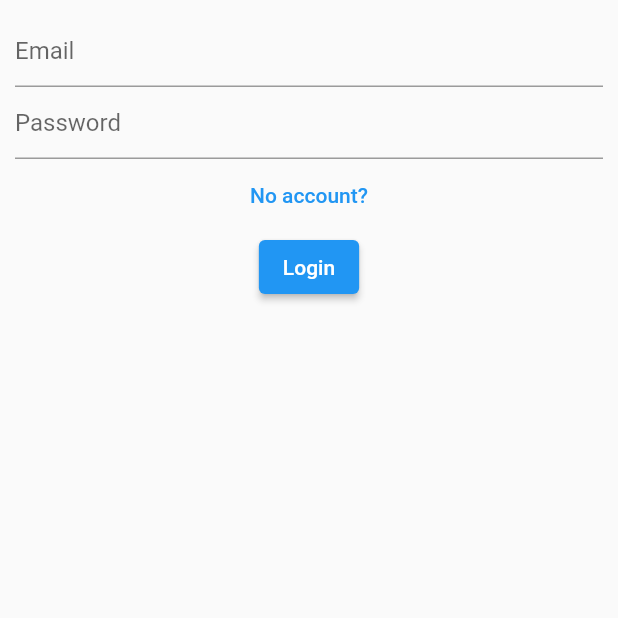
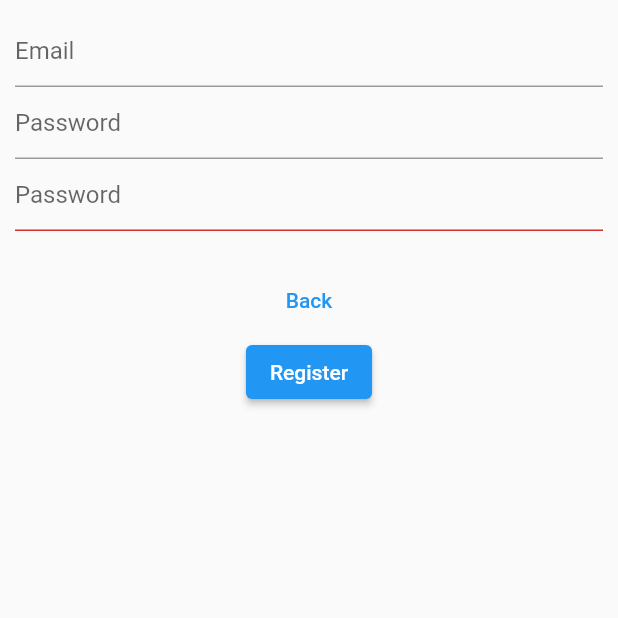
Before and after one commit to Wstld/stable_helper, a Flutter app: the screen it shows after launch, after a tap on "No account?", on a phone screen of 412 x 824 dp, the top half of it. Run offline on Flutter 3.47's test engine with Material 2 defaults, Android fonts, the phone set to English and light mode, and no system bars; our stand-ins replace firebase_auth, firebase_core, get; accounts and stored records are empty.

Commit message:
Register added with checks.

```diff
--- /dev/null
+++ b/lib/core/constants/enums.dart
@@ -0,0 +1 @@
+enum LoginFormType { register, login }
--- a/lib/core/constants/string_const.dart
+++ b/lib/core/constants/string_const.dart
@@ -2,5 +2,7 @@ const String emailErrorMsg = 'Not a valid email';
 const String passwordErrorMsg = 'Not a valid password';
 const String loginBtnTxt = 'Login';
 const String registerBtnTxt = 'No account?';
+const String registerSubmitBtnTxt = 'Register';
 const String passwordHint = 'Password';
 const String emailHint = 'Email';
+const String backBtnTxt = 'Back';
--- a/lib/presentation/controller/auth_controller.dart
+++ b/lib/presentation/controller/auth_controller.dart
@@ -33,4 +33,13 @@ class AuthController extends GetxController {
     _authRepo.firebaseSignout();
     Get.toNamed(Pages.login.routeName);
   }
+
+  Future<void> createUser(String email, String password) async {
+    try {
+      await _authRepo.firebaseCreateUser(email, password);
+      Get.toNamed(Pages.home.routeName);
+    } catch (e) {
+      Get.snackbar(e.toString(), '');
+    }
+  }
 }
--- a/lib/presentation/controller/login_controller.dart
+++ b/lib/presentation/controller/login_controller.dart
@@ -1,5 +1,6 @@
 import 'package:flutter/material.dart';
 import 'package:get/get.dart';
+import 'package:stable_helper/core/constants/enums.dart';
 import 'package:stable_helper/core/constants/string_const.dart';
 import 'package:stable_helper/presentation/controller/controllers.dart';
 
@@ -11,22 +12,32 @@ class LoginController extends GetxController {
       TextEditingController();
   final TextEditingController passwordInputTextController =
       TextEditingController();
+  final TextEditingController passwordSecondInputTextController =
+      TextEditingController();
 
   RxString emaiInput = ''.obs;
   RxnString emailErrorTxt = RxnString();
 
   RxString passwordInput = ''.obs;
+  RxString passwordSecondInput = ''.obs;
+  RxString passwordErrorTxt = ''.obs;
+
+  final Rx<LoginFormType> formType = LoginFormType.login.obs;
 
   @override
   void onInit() {
     debounce(emaiInput, validateEmail, time: const Duration(milliseconds: 500));
+    debounce(passwordInput, validatePassword,
+        time: const Duration(milliseconds: 500));
+    debounce(passwordSecondInput, validatePasswordEqual,
+        time: const Duration(milliseconds: 500));
     super.onInit();
   }
 
   bool validateEmail(String input) {
     final RegExp regExp = RegExp(
         r"^[a-zA-Z0-9.a-zA-Z0-9.!#$%&'*+-/=?^_`{|}~]+@[a-zA-Z0-9]+\.[a-zA-Z]+");
-    if (!regExp.hasMatch(input)) {
+    if (!regExp.hasMatch(emaiInput.value)) {
       emailErrorTxt.value = emailErrorMsg;
       return false;
     } else {
@@ -35,7 +46,36 @@ class LoginController extends GetxController {
     }
   }
 
-  void submit() async {
+  bool validatePassword(String input) {
+    if (formType.value == LoginFormType.register) {
+      final RegExp hasDigit = RegExp(r"[0-9]+.*[!,?]");
+      if (!hasDigit.hasMatch(passwordInput.value)) {
+        passwordErrorTxt.value = 'Must contain a digit and a special character';
+        return false;
+      }
+      if (passwordInput.value.length < 8) {
+        passwordErrorTxt.value = 'Password must be more than 8 characters';
+        return false;
+      } else {
+        passwordErrorTxt.value = '';
+        return true;
+      }
+    } else {
+      return true;
+    }
+  }
+
+  bool validatePasswordEqual(String input) {
+    if (passwordInput.value == passwordSecondInput.value) {
+      passwordErrorTxt.value = '';
+      return true;
+    } else {
+      passwordErrorTxt.value = 'Passwords do not match';
+      return false;
+    }
+  }
+
+  void login() async {
     if (!validateEmail(emaiInput.value)) {
       Get.snackbar(emailErrorMsg, '',
           snackPosition: SnackPosition.TOP, snackStyle: SnackStyle.FLOATING);
@@ -47,4 +87,12 @@ class LoginController extends GetxController {
       _authController.login(emaiInput.value, passwordInput.value);
     }
   }
+
+  void register() async {
+    if (validateEmail(emaiInput.value) &&
+        validatePassword(passwordInput.value) &&
+        validatePasswordEqual(passwordInput.value)) {
+      _authController.createUser(emaiInput.value, passwordInput.value);
+    }
+  }
 }
--- a/lib/presentation/ui/pages/login_page.dart
+++ b/lib/presentation/ui/pages/login_page.dart
@@ -1,7 +1,6 @@
-import 'dart:developer';
-
 import 'package:flutter/material.dart';
 import 'package:get/get.dart';
+import 'package:stable_helper/core/constants/enums.dart';
 import 'package:stable_helper/core/constants/string_const.dart';
 import 'package:stable_helper/core/theme/ui_helper.dart';
 import 'package:stable_helper/presentation/controller/controllers.dart';
@@ -12,10 +11,9 @@ class LoginPage extends GetView<AuthController> {
 
   @override
   Widget build(BuildContext context) {
-    final width = MediaQuery.of(context).size.width;
     return SafeArea(
       child: Scaffold(
-        body: GetBuilder<LoginController>(
+        body: GetX<LoginController>(
           init: LoginController(Get.find<AuthController>()),
           builder: (_ctrl) {
             return Container(
@@ -23,8 +21,7 @@ class LoginPage extends GetView<AuthController> {
               child: Form(
                 child: Column(
                   children: [
-                    Obx(
-                      () => TextFormField(
+                    TextFormField(
                       onChanged: (value) => _ctrl.emaiInput.value = value,
                       controller: _ctrl.emailInputTextController,
                       keyboardType: TextInputType.text,
@@ -32,7 +29,6 @@ class LoginPage extends GetView<AuthController> {
                           errorText: _ctrl.emailErrorTxt.value,
                           hintText: emailHint),
                       maxLines: 1,
-                      ),
                     ),
                     TextFormField(
                       decoration: const InputDecoration(hintText: passwordHint),
@@ -42,12 +38,37 @@ class LoginPage extends GetView<AuthController> {
                       maxLines: 1,
                       obscureText: true,
                     ),
+                    if (_ctrl.formType.value == LoginFormType.register)
+                      TextFormField(
+                        decoration: InputDecoration(
+                            hintText: passwordHint,
+                            errorText: _ctrl.passwordErrorTxt.value),
+                        onChanged: (value) =>
+                            _ctrl.passwordSecondInput.value = value,
+                        controller: _ctrl.passwordSecondInputTextController,
+                        keyboardType: TextInputType.text,
+                        maxLines: 1,
+                        obscureText: true,
+                      ),
                     TextButton(
-                        onPressed: () => {log('tap tap')},
-                        child: const Text(registerBtnTxt)),
+                        onPressed: _ctrl.formType.value == LoginFormType.login
+                            ? () =>
+                                {_ctrl.formType.value = LoginFormType.register}
+                            : () =>
+                                {_ctrl.formType.value = LoginFormType.login},
+                        child: _ctrl.formType.value == LoginFormType.login
+                            ? const Text(registerBtnTxt)
+                            : const Text(backBtnTxt)),
                     ElevatedButton(
-                        onPressed: () => _ctrl.submit(),
-                        child: const Text(loginBtnTxt)),
+                        onPressed: () =>
+                            _ctrl.formType.value == LoginFormType.login
+                                ? _ctrl.login()
+                                : _ctrl.register(),
+                        child: Text(
+                          _ctrl.formType.value == LoginFormType.login
+                              ? loginBtnTxt
+                              : registerSubmitBtnTxt,
+                        )),
                   ],
                 ),
               ),
```
Lines whose indentation alone changed are shown as unchanged.
